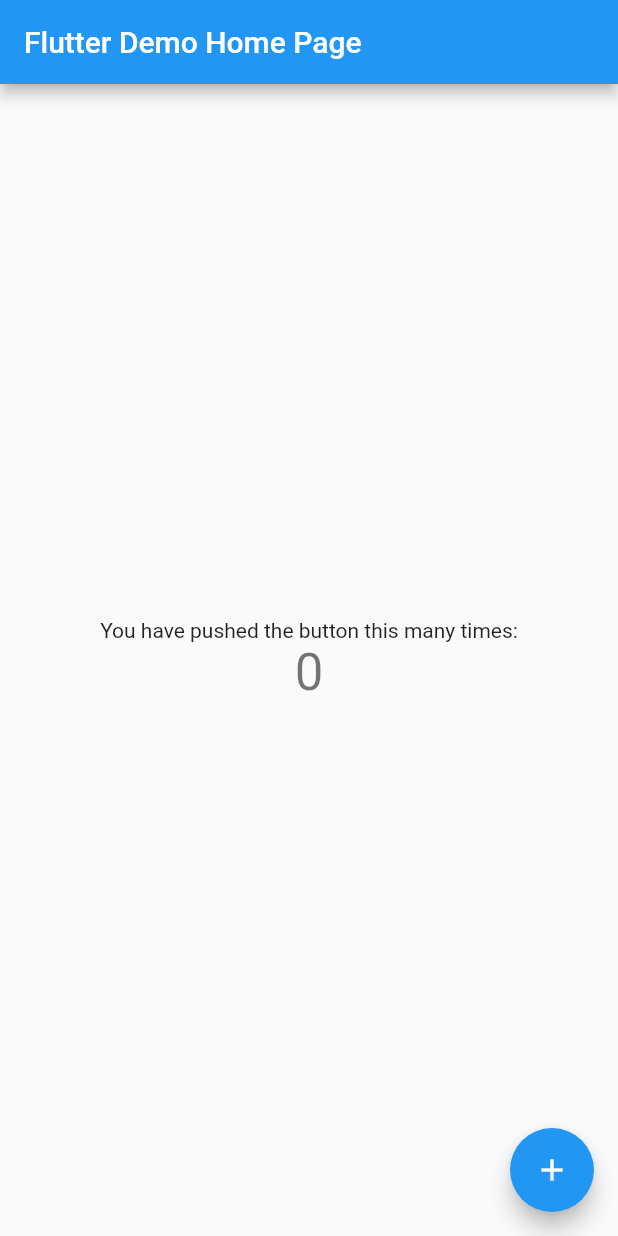
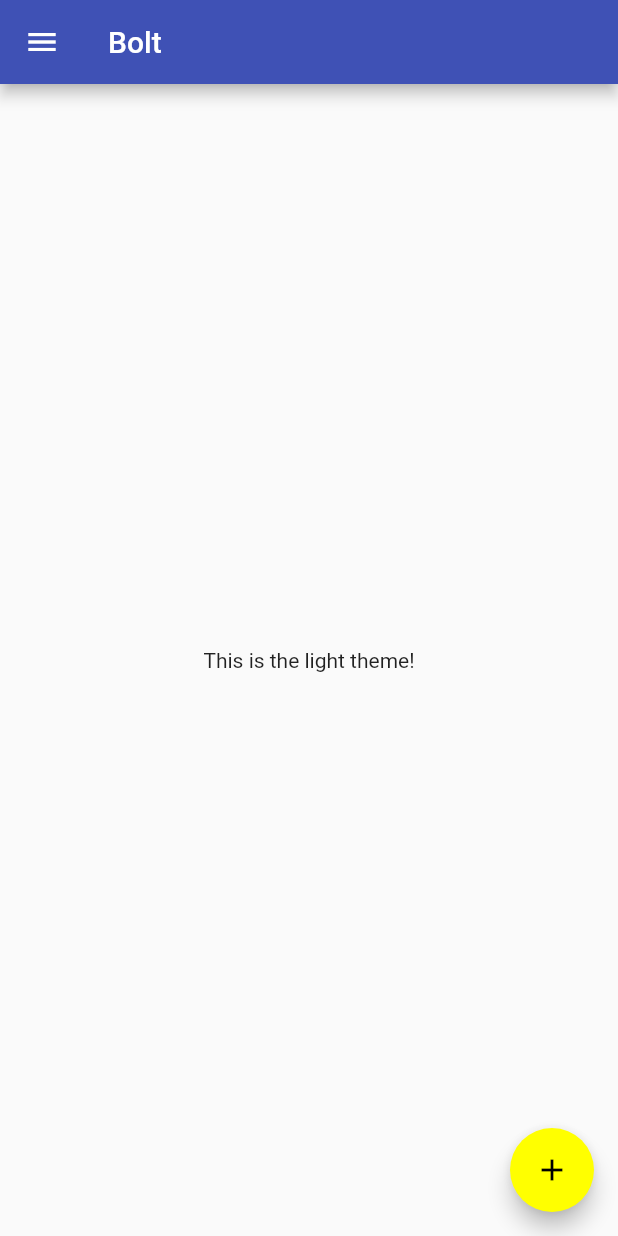
Before and after one commit to CZX123/Bolt, a Flutter app: the screen it shows after launch, on a phone screen of 412 x 824 dp. Run offline on Flutter 3.47's test engine with Material 2 defaults, Android fonts, the phone set to English and light mode, and no system bars; our stand-ins replace bloc, flutter_bloc.

Commit message:
Some updates

```diff
--- a/lib/main.dart
+++ b/lib/main.dart
@@ -1,111 +1,128 @@
 import 'package:flutter/material.dart';
 
-void main() => runApp(MyApp());
+void main() => runApp(AppTheme());
 
-class MyApp extends StatelessWidget {
-  // This widget is the root of your application.
+class AppThemeInherited extends InheritedWidget {
+  final AppThemeState data;
+  AppThemeInherited({this.data, Widget child}) : super(child: child);
+
   @override
-  Widget build(BuildContext context) {
-    return MaterialApp(
-      title: 'Flutter Demo',
-      theme: ThemeData(
-        // This is the theme of your application.
-        //
-        // Try running your application with "flutter run". You'll see the
-        // application has a blue toolbar. Then, without quitting the app, try
-        // changing the primarySwatch below to Colors.green and then invoke
-        // "hot reload" (press "r" in the console where you ran "flutter run",
-        // or simply save your changes to "hot reload" in a Flutter IDE).
-        // Notice that the counter didn't reset back to zero; the application
-        // is not restarted.
-        primarySwatch: Colors.blue,
-      ),
-      home: MyHomePage(title: 'Flutter Demo Home Page'),
-    );
+  bool updateShouldNotify(AppThemeInherited old) => data != old.data;
+}
+
+class AppTheme extends StatefulWidget {
+  @override
+  AppThemeState createState() => AppThemeState();
+
+  static AppThemeState of(BuildContext context) {
+    return (context.inheritFromWidgetOfExactType(AppThemeInherited)
+            as AppThemeInherited)
+        .data;
   }
 }
 
-class MyHomePage extends StatefulWidget {
-  MyHomePage({Key key, this.title}) : super(key: key);
+class AppThemeState extends State<AppTheme> {
+  int _themeCode = 0;
+  int get themeCode => _themeCode;
+  // 0 for light theme
+  // 1 for dark theme
+  // 2 for black theme
+  final ThemeData _lightTheme = ThemeData(
+    brightness: Brightness.light,
+    primarySwatch: Colors.indigo,
+    accentColor: Colors.yellowAccent,
+    scaffoldBackgroundColor: Colors.grey[50],
+  );
+  final ThemeData _darkTheme = ThemeData(
+    brightness: Brightness.dark,
+    primarySwatch: Colors.deepPurple,
+    accentColor: Colors.orangeAccent,
+    scaffoldBackgroundColor: Colors.grey[900],
+    appBarTheme: AppBarTheme(
+      color: Colors.deepPurple,
+    ),
+  );
+  final ThemeData _blackTheme = ThemeData(
+    brightness: Brightness.dark,
+    primarySwatch: Colors.teal,
+    accentColor: Colors.redAccent,
+    scaffoldBackgroundColor: Colors.black,
+    appBarTheme: AppBarTheme(
+      color: Colors.teal,
+    ),
+  );
 
-  // This widget is the home page of your application. It is stateful, meaning
-  // that it has a State object (defined below) that contains fields that affect
-  // how it looks.
-
-  // This class is the configuration for the state. It holds the values (in this
-  // case the title) provided by the parent (in this case the App widget) and
-  // used by the build method of the State. Fields in a Widget subclass are
-  // always marked "final".
-
-  final String title;
-
-  @override
-  _MyHomePageState createState() => _MyHomePageState();
-}
-
-class _MyHomePageState extends State<MyHomePage> {
-  int _counter = 0;
-
-  void _incrementCounter() {
+  void changeTheme(int code) {
     setState(() {
-      // This call to setState tells the Flutter framework that something has
-      // changed in this State, which causes it to rerun the build method below
-      // so that the display can reflect the updated values. If we changed
-      // _counter without calling setState(), then the build method would not be
-      // called again, and so nothing would appear to happen.
-      _counter++;
+      _themeCode = code;
     });
   }
 
   @override
   Widget build(BuildContext context) {
-    // This method is rerun every time setState is called, for instance as done
-    // by the _incrementCounter method above.
-    //
-    // The Flutter framework has been optimized to make rerunning build methods
-    // fast, so that you can just rebuild anything that needs updating rather
-    // than having to individually change instances of widgets.
+    return AppThemeInherited(
+      data: this,
+      child: MaterialApp(
+        title: 'Bolt',
+        theme: _themeCode == 0
+            ? _lightTheme
+            : _themeCode == 1 ? _darkTheme : _blackTheme,
+        home: Home(),
+      ),
+    );
+  }
+}
+
+class Home extends StatefulWidget {
+  _HomeState createState() => _HomeState();
+}
+
+class _HomeState extends State<Home> {
+  void changeTheme(int newThemeCode) {
+    AppTheme.of(context).changeTheme(newThemeCode);
+  }
+
+  @override
+  Widget build(BuildContext context) {
+    int themeCode = AppTheme.of(context).themeCode;
+    String currentTheme =
+        themeCode == 0 ? 'light' : themeCode == 1 ? 'dark' : 'black';
     return Scaffold(
       appBar: AppBar(
-        // Here we take the value from the MyHomePage object that was created by
-        // the App.build method, and use it to set our appbar title.
-        title: Text(widget.title),
+        title: Text('Bolt'),
       ),
       body: Center(
-        // Center is a layout widget. It takes a single child and positions it
-        // in the middle of the parent.
-        child: Column(
-          // Column is also layout widget. It takes a list of children and
-          // arranges them vertically. By default, it sizes itself to fit its
-          // children horizontally, and tries to be as tall as its parent.
-          //
-          // Invoke "debug painting" (press "p" in the console, choose the
-          // "Toggle Debug Paint" action from the Flutter Inspector in Android
-          // Studio, or the "Toggle Debug Paint" command in Visual Studio Code)
-          // to see the wireframe for each widget.
-          //
-          // Column has various properties to control how it sizes itself and
-          // how it positions its children. Here we use mainAxisAlignment to
-          // center the children vertically; the main axis here is the vertical
-          // axis because Columns are vertical (the cross axis would be
-          // horizontal).
-          mainAxisAlignment: MainAxisAlignment.center,
+        child: Text('This is the $currentTheme theme!'),
+      ),
+      drawer: Drawer(
+        child: ListView(
           children: <Widget>[
-            Text(
-              'You have pushed the button this many times:',
+            RadioListTile<int>(
+              title: Text('Light Theme'),
+              value: 0,
+              groupValue: themeCode,
+              onChanged: changeTheme,
             ),
-            Text(
-              '$_counter',
-              style: Theme.of(context).textTheme.display1,
+            RadioListTile<int>(
+              title: Text('Dark Theme'),
+              value: 1,
+              groupValue: themeCode,
+              onChanged: changeTheme,
+            ),
+            RadioListTile<int>(
+              title: Text('Black Theme'),
+              value: 2,
+              groupValue: themeCode,
+              onChanged: changeTheme,
             ),
           ],
         ),
       ),
       floatingActionButton: FloatingActionButton(
-        onPressed: _incrementCounter,
-        tooltip: 'Increment',
         child: Icon(Icons.add),
-      ), // This trailing comma makes auto-formatting nicer for build methods.
+        tooltip: 'Does Nothing',
+        onPressed: () {},
+      ),
     );
   }
 }
--- a/pubspec.yaml
+++ b/pubspec.yaml
@@ -23,6 +23,7 @@
   # The following adds the Cupertino Icons font to your application.
   # Use with the CupertinoIcons class for iOS style icons.
   cupertino_icons: ^0.1.2
+  flutter_bloc: ^0.7.1
 
 dev_dependencies:
   flutter_test:
```
Also changed, not shown: lib/example.dart (added, +126 -0 lines), lib/widgets.dart (added, +15 -0 lines), pubspec.lock, 2 other files.
